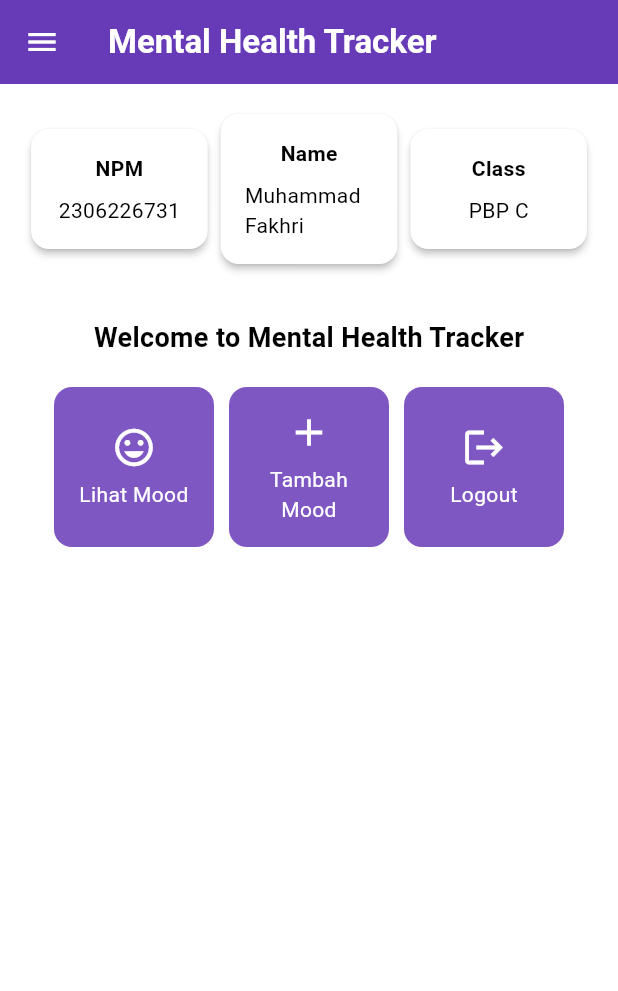
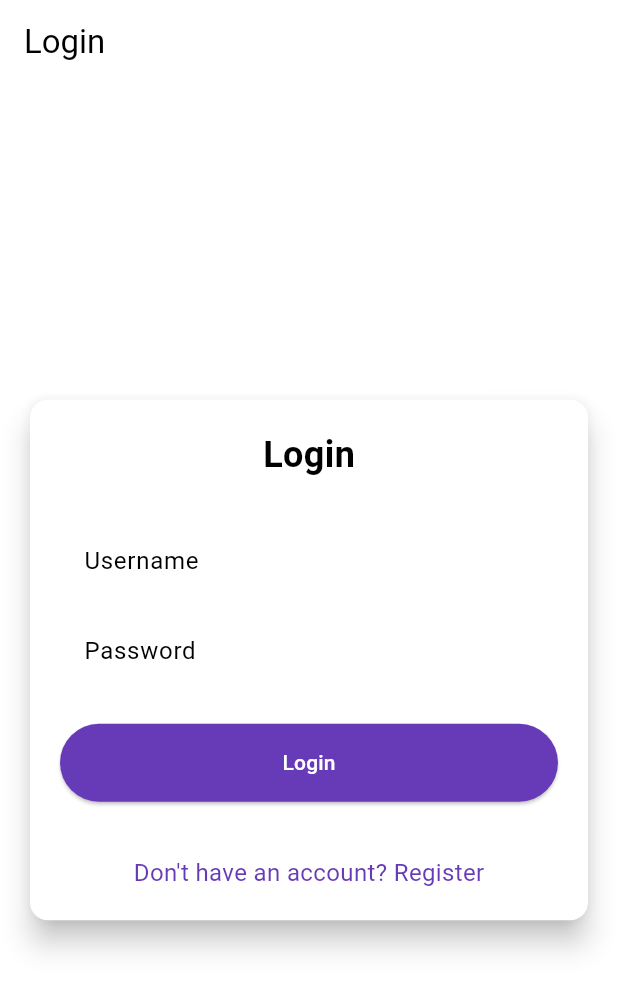
Before and after one commit to Fumuri/mental-health-tracker-mobile, a Flutter app: the screen it shows after launch, on a phone screen of 412 x 824 dp. Shown: the top 991 px of the screen. Run offline on Flutter 3.47's test engine with Material 3 defaults, Android fonts, the phone set to English and light mode, and no system bars; missing offline and left inert: pbp_django_auth.

Commit message:
Tutorial 8 Done

```diff
--- a/lib/main.dart
+++ b/lib/main.dart
@@ -1,5 +1,8 @@
 import 'package:flutter/material.dart';
 import 'package:mental_health_tracker/screens/menu.dart';
+import 'package:mental_health_tracker/screens/login.dart';
+import 'package:pbp_django_auth/pbp_django_auth.dart';
+import 'package:provider/provider.dart';
 
 void main() {
   runApp(const MyApp());
@@ -8,33 +11,23 @@ void main() {
 class MyApp extends StatelessWidget {
   const MyApp({super.key});
 
-  // This widget is the root of your application.
   @override
   Widget build(BuildContext context) {
-    return MaterialApp(
-      title: 'Flutter Demo',
-      theme: ThemeData(
-        // This is the theme of your application.
-        //
-        // TRY THIS: Try running your application with "flutter run". You'll see
-        // the application has a purple toolbar. Then, without quitting the app,
-        // try changing the seedColor in the colorScheme below to Colors.green
-        // and then invoke "hot reload" (save your changes or press the "hot
-        // reload" button in a Flutter-supported IDE, or press "r" if you used
-        // the command line to start the app).
-        //
-        // Notice that the counter didn't reset back to zero; the application
-        // state is not lost during the reload. To reset the state, use hot
-        // restart instead.
-        //
-        // This works for code too, not just values: Most code changes can be
-        // tested with just a hot reload.
-        colorScheme: ColorScheme.fromSwatch(
-          primarySwatch: Colors.deepPurple,
-        ).copyWith(secondary: Colors.deepPurple[400]),
-        useMaterial3: true,
+    return Provider(
+      create: (_) {
+        CookieRequest request = CookieRequest();
+        return request;
+      },
+      child: MaterialApp(
+        title: 'Mental Health Tracker',
+        theme: ThemeData(
+          useMaterial3: true,
+          colorScheme: ColorScheme.fromSwatch(
+            primarySwatch: Colors.deepPurple,
+          ).copyWith(secondary: Colors.deepPurple[400]),
+        ),
+        home: const LoginPage(),
       ),
-      home: MyHomePage(),
     );
   }
 }
--- /dev/null
+++ b/lib/screens/login.dart
@@ -0,0 +1,181 @@
+import 'package:mental_health_tracker/screens/menu.dart';
+import 'package:flutter/material.dart';
+import 'package:pbp_django_auth/pbp_django_auth.dart';
+import 'package:provider/provider.dart';
+import 'package:mental_health_tracker/screens/register.dart';
+
+void main() {
+  runApp(const LoginApp());
+}
+
+class LoginApp extends StatelessWidget {
+  const LoginApp({super.key});
+
+  @override
+  Widget build(BuildContext context) {
+    return MaterialApp(
+      title: 'Login',
+      theme: ThemeData(
+        useMaterial3: true,
+        colorScheme: ColorScheme.fromSwatch(
+          primarySwatch: Colors.deepPurple,
+        ).copyWith(secondary: Colors.deepPurple[400]),
+      ),
+      home: const LoginPage(),
+    );
+  }
+}
+
+class LoginPage extends StatefulWidget {
+  const LoginPage({super.key});
+
+  @override
+  State<LoginPage> createState() => _LoginPageState();
+}
+
+class _LoginPageState extends State<LoginPage> {
+  final TextEditingController _usernameController = TextEditingController();
+  final TextEditingController _passwordController = TextEditingController();
+
+  @override
+  Widget build(BuildContext context) {
+    final request = context.watch<CookieRequest>();
+
+    return Scaffold(
+      appBar: AppBar(
+        title: const Text('Login'),
+      ),
+      body: Center(
+        child: SingleChildScrollView(
+          padding: const EdgeInsets.all(16.0),
+          child: Card(
+            elevation: 8,
+            shape: RoundedRectangleBorder(
+              borderRadius: BorderRadius.circular(12.0),
+            ),
+            child: Padding(
+              padding: const EdgeInsets.all(20.0),
+              child: Column(
+                mainAxisSize: MainAxisSize.min,
+                children: [
+                  const Text(
+                    'Login',
+                    style: TextStyle(
+                      fontSize: 24.0,
+                      fontWeight: FontWeight.bold,
+                    ),
+                  ),
+                  const SizedBox(height: 30.0),
+                  TextField(
+                    controller: _usernameController,
+                    decoration: const InputDecoration(
+                      labelText: 'Username',
+                      hintText: 'Enter your username',
+                      border: OutlineInputBorder(
+                        borderRadius: BorderRadius.all(Radius.circular(12.0)),
+                      ),
+                      contentPadding:
+                          EdgeInsets.symmetric(horizontal: 12.0, vertical: 8.0),
+                    ),
+                  ),
+                  const SizedBox(height: 12.0),
+                  TextField(
+                    controller: _passwordController,
+                    decoration: const InputDecoration(
+                      labelText: 'Password',
+                      hintText: 'Enter your password',
+                      border: OutlineInputBorder(
+                        borderRadius: BorderRadius.all(Radius.circular(12.0)),
+                      ),
+                      contentPadding:
+                          EdgeInsets.symmetric(horizontal: 12.0, vertical: 8.0),
+                    ),
+                    obscureText: true,
+                  ),
+                  const SizedBox(height: 24.0),
+                  ElevatedButton(
+                    onPressed: () async {
+                      String username = _usernameController.text;
+                      String password = _passwordController.text;
+
+                      // Cek kredensial
+                      // TODO: Ganti URL dan jangan lupa tambahkan trailing slash (/) di akhir URL!
+                      // Untuk menyambungkan Android emulator dengan Django pada localhost,
+                      // gunakan URL http://10.0.2.2/
+                      final response = await request
+                          .login("http://127.0.0.1:8000/auth/login/", {
+                        'username': username,
+                        'password': password,
+                      });
+
+                      if (request.loggedIn) {
+                        String message = response['message'];
+                        String uname = response['username'];
+                        if (context.mounted) {
+                          Navigator.pushReplacement(
+                            context,
+                            MaterialPageRoute(
+                                builder: (context) => MyHomePage()),
+                          );
+                          ScaffoldMessenger.of(context)
+                            ..hideCurrentSnackBar()
+                            ..showSnackBar(
+                              SnackBar(
+                                  content:
+                                      Text("$message Selamat datang, $uname.")),
+                            );
+                        }
+                      } else {
+                        if (context.mounted) {
+                          showDialog(
+                            context: context,
+                            builder: (context) => AlertDialog(
+                              title: const Text('Login Gagal'),
+                              content: Text(response['message']),
+                              actions: [
+                                TextButton(
+                                  child: const Text('OK'),
+                                  onPressed: () {
+                                    Navigator.pop(context);
+                                  },
+                                ),
+                              ],
+                            ),
+                          );
+                        }
+                      }
+                    },
+                    style: ElevatedButton.styleFrom(
+                      foregroundColor: Colors.white,
+                      minimumSize: Size(double.infinity, 50),
+                      backgroundColor: Theme.of(context).colorScheme.primary,
+                      padding: const EdgeInsets.symmetric(vertical: 16.0),
+                    ),
+                    child: const Text('Login'),
+                  ),
+                  const SizedBox(height: 36.0),
+                  GestureDetector(
+                    onTap: () {
+                      Navigator.push(
+                        context,
+                        MaterialPageRoute(
+                            builder: (context) => const RegisterPage()),
+                      );
+                    },
+                    child: Text(
+                      'Don\'t have an account? Register',
+                      style: TextStyle(
+                        color: Theme.of(context).colorScheme.primary,
+                        fontSize: 16.0,
+                      ),
+                    ),
+                  ),
+                ],
+              ),
+            ),
+          ),
+        ),
+      ),
+    );
+  }
+}
--- a/pubspec.yaml
+++ b/pubspec.yaml
@@ -35,6 +35,9 @@ dependencies:
   # The following adds the Cupertino Icons font to your application.
   # Use with the CupertinoIcons class for iOS style icons.
   cupertino_icons: ^1.0.8
+  provider: ^6.1.2
+  pbp_django_auth: ^0.4.0
+  http: ^1.2.2
 
 dev_dependencies:
   flutter_test:
```
Also changed, not shown: lib/models/mood_entry.dart (added, +68 -0 lines), lib/screens/list_moodentry.dart (added, +90 -0 lines), lib/screens/moodentry_form.dart (+36 -28 lines), lib/screens/register.dart (added, +166 -0 lines), lib/widgets/left_drawer.dart (+12 -1 lines), lib/widgets/mood_card.dart (+33 -2 lines), pubspec.lock, 2 other files.
